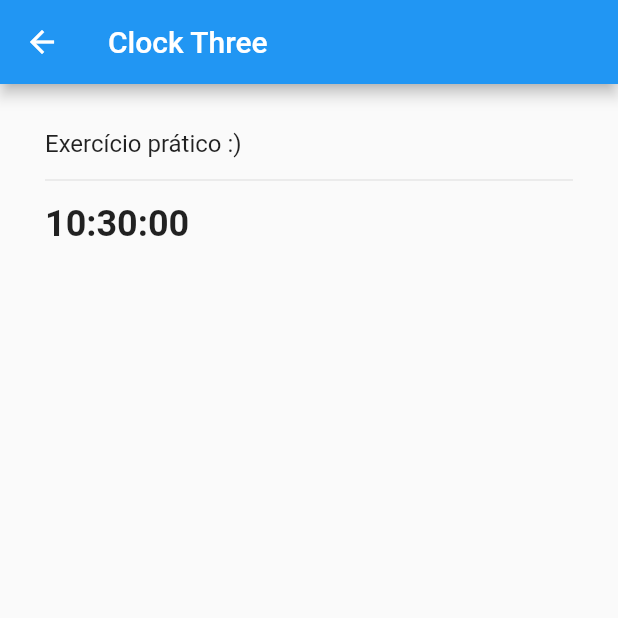
After one commit to brunozupp/clock_painter, a Flutter app: the ClockThreePage screen opened directly, on a phone screen of 412 x 824 dp, the top half of it. The commit adds this screen. Run offline on Flutter 3.47's test engine with Material 2 defaults, Android fonts, the phone set to English and light mode, and no system bars; our stand-ins replace timer_builder.

Commit message:
Início do projeto prático do relógio

```diff
--- a/lib/pages/clock_examples/clock_examples_page.dart
+++ b/lib/pages/clock_examples/clock_examples_page.dart
@@ -1,6 +1,7 @@
 import 'package:clock_painter/components/card_component.dart';
 import 'package:clock_painter/components/page_presentation_component.dart';
 import 'package:clock_painter/pages/clock_examples/clock_one/clock_one_page.dart';
+import 'package:clock_painter/pages/clock_examples/clock_three/clock_three_page.dart';
 import 'package:clock_painter/pages/clock_examples/clock_two/clock_two_page.dart';
 import 'package:flutter/material.dart';
 
@@ -21,6 +22,10 @@ class ClockExamplesPage extends StatelessWidget {
           label: "Exemplo 2",
           page: ClockTwoPage(),
         ),
+        CardComponent(
+          label: "Exemplo 3",
+          page: ClockThreePage(),
+        ),
       ],
     );
   }
--- /dev/null
+++ b/lib/pages/clock_examples/clock_three/clock_three_page.dart
@@ -0,0 +1,58 @@
+import 'package:clock_painter/pages/clock_examples/clock_three/widgets/clock_three_widget.dart';
+import 'package:flutter/material.dart';
+
+class ClockThreePage extends StatelessWidget {
+
+  const ClockThreePage({ Key? key }) : super(key: key);
+
+  @override
+  Widget build(BuildContext context) {
+    return Scaffold(
+      appBar: AppBar(
+        title: const Text('Clock Three'),
+      ),
+      body: SingleChildScrollView(
+        padding: const EdgeInsets.all(30),
+        child: Column(
+          crossAxisAlignment: CrossAxisAlignment.start,
+          children: [
+            const Text(
+              "Exercício prático :)",
+              style: TextStyle(
+                color: Colors.black87,
+                fontSize: 16,
+              ),
+            ),
+
+            const Divider(
+              height: 30,
+            ),
+
+            Text(
+              _formatTime(DateTime.now()),
+              style: const TextStyle(
+                color: Colors.black87,
+                fontSize: 24,
+                fontWeight: FontWeight.bold,
+              ),
+            ),
+
+            const SizedBox(
+              height: 30,
+            ),
+
+            const ClockThreeWidget(),
+          ],
+        ),
+      ),
+    );
+  }
+
+  String _formatTime(DateTime date) {
+    final hours = date.hour.toString().padLeft(2,"0");
+    final minutes = date.minute.toString().padLeft(2,"0");
+    final seconds = date.second.toString().padLeft(2,"0");
+
+    return "$hours:$minutes:$seconds";
+  }
+}
--- /dev/null
+++ b/lib/pages/clock_examples/clock_three/painters/clock_three_painter.dart
@@ -0,0 +1,22 @@
+import 'dart:math';
+
+import 'package:flutter/material.dart';
+
+class ClockThreePainter extends CustomPainter {
+
+  @override
+  void paint(Canvas canvas, Size size) {
+
+    // Variáveis do posicionamento do círculo a ser desenhado
+    final centerX = size.width / 2;
+    final centerY = size.height / 2;
+    final center = Offset(centerX, centerY);
+    final radius = min(centerX, centerY);
+
+
+  }
+
+  @override
+  bool shouldRepaint(covariant CustomPainter oldDelegate) => true;
+
+}
--- /dev/null
+++ b/lib/pages/clock_examples/clock_three/widgets/clock_three_widget.dart
@@ -0,0 +1,21 @@
+import 'package:clock_painter/pages/clock_examples/clock_three/painters/clock_three_painter.dart';
+import 'package:flutter/material.dart';
+
+class ClockThreeWidget extends StatelessWidget {
+
+  const ClockThreeWidget({ Key? key }) : super(key: key);
+
+  @override
+  Widget build(BuildContext context) {
+
+    final size = MediaQuery.of(context).size.width;
+
+    return SizedBox(
+      width: size,
+      height: size,
+      child: CustomPaint(
+        painter: ClockThreePainter(),
+      ),
+    );
+  }
+}
--- a/lib/pages/clock_examples/clock_two/painters/clock_two_painter.dart
+++ b/lib/pages/clock_examples/clock_two/painters/clock_two_painter.dart
@@ -67,6 +67,16 @@ class ClockTwoPainter extends CustomPainter {
       ..style = PaintingStyle.stroke
       ..strokeCap = StrokeCap.round;
 
+    // Está fazendo * 6 para alinhar cada segundo/minuto com seu respectivo grau na circunferência
+    final secHandX = centerX + 85 * cos(date.second * 6 * pi / 180);
+    final secHandY = centerY + 85 * sin(date.second * 6 * pi / 180);
+    canvas.drawLine(center, Offset(secHandX,secHandY), secHandBrush);
+
+    // Está fazendo * 6 para alinhar cada segundo/minuto com seu respectivo grau na circunferência
+    final minHandX = centerX + 65 * cos(date.minute * 6 * pi / 180);
+    final minHandY = centerY + 65 * sin(date.minute * 6 * pi / 180);
+    canvas.drawLine(center, Offset(minHandX,minHandY), minHandBrush);
+
     // Esse 50 = Distance you want the coordinate that you have to provide
     // Pode-se dizer que esse 80 é o radius que vai ser aplicado para o tamanho da seta
     // Está multiplicando com o minuto junto pois dessa forma não vai aumentar a hora
@@ -75,16 +85,6 @@ class ClockTwoPainter extends CustomPainter {
     final hourHandX = centerX + 50 * cos((date.hour * 30 + date.minute * 0.5) * pi / 180);
     final hourHandY = centerY + 50 * sin((date.hour * 30 + date.minute * 0.5) * pi / 180);
     canvas.drawLine(center, Offset(hourHandX,hourHandY), hourHandBrush);
-
-    // Está fazendo * 6 para alinhar cada segundo/minuto com seu respectivo grau na circunferência
-    final minHandX = centerX + 65 * cos(date.minute * 6 * pi / 180);
-    final minHandY = centerY + 65 * sin(date.minute * 6 * pi / 180);
-    canvas.drawLine(center, Offset(minHandX,minHandY), minHandBrush);
-
-    // Está fazendo * 6 para alinhar cada segundo/minuto com seu respectivo grau na circunferência
-    final secHandX = centerX + 85 * cos(date.second * 6 * pi / 180);
-    final secHandY = centerY + 85 * sin(date.second * 6 * pi / 180);
-    canvas.drawLine(center, Offset(secHandX,secHandY), secHandBrush);
 
     final centerFillBrush = Paint()
       ..color = const Color(0xFFEAECFF);
--- a/lib/pages/clock_examples/clock_two/widgets/clock_two_widget.dart
+++ b/lib/pages/clock_examples/clock_two/widgets/clock_two_widget.dart
@@ -54,10 +54,12 @@ class _ClockTwoWidgetState extends State<ClockTwoWidget> {
           width: 300,
           height: 300,
           child: Transform.rotate(
-            angle: -pi / 2,
+            angle: (3 * pi) / 2,
+            // angle: -pi / 2,
             child: CustomPaint(
               painter: ClockTwoPainter(
-                date: currentTime,
+                //date: currentTime,
+                date: DateTime(2023,6,2,0,0,0),
               ),
             ),
           ),
```
